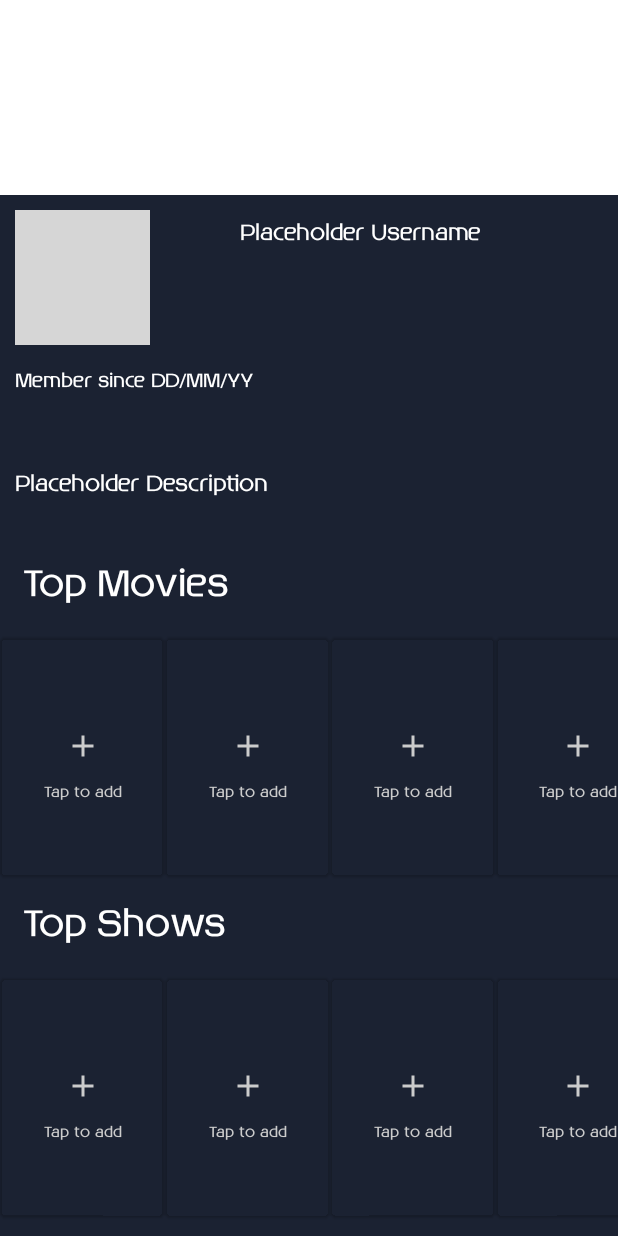
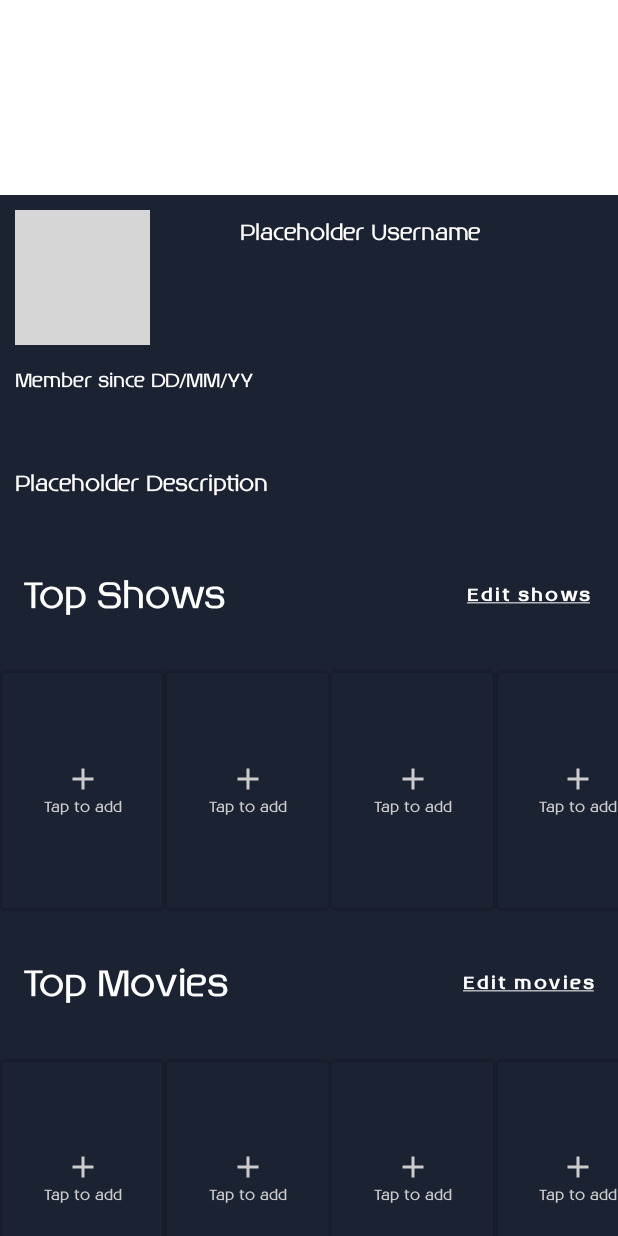
Before and after one commit to P3dro5/anitron, an Android app built with Jetpack Compose: the @Preview function ProfileScreen, on a phone screen of 412 x 824 dp. Run offline under Robolectric (Android 15) with nearby library versions, the phone set to English and light mode, and no system bars; pictures from the network do not load; grey boxes are pictures that could not be loaded.

Commit message:
Edit movies and tv shows design for profile screen.

```diff
--- a/app/src/main/java/com/example/anitron/ui/component/bottomNavigation/ProfileScreen.kt
+++ b/app/src/main/java/com/example/anitron/ui/component/bottomNavigation/ProfileScreen.kt
@@ -1,16 +1,11 @@
 package com.example.anitron.ui.component.bottomNavigation
 
-import androidx.compose.foundation.background
+import androidx.compose.foundation.*
 import androidx.compose.foundation.layout.*
 import androidx.compose.foundation.lazy.LazyRow
 import androidx.compose.foundation.lazy.items
-import androidx.compose.foundation.rememberScrollState
 import androidx.compose.foundation.shape.CircleShape
-import androidx.compose.foundation.verticalScroll
-import androidx.compose.material.Card
-import androidx.compose.material.Icon
-import androidx.compose.material.IconButton
-import androidx.compose.material.Text
+import androidx.compose.material.*
 import androidx.compose.material.icons.Icons
 import androidx.compose.material.icons.filled.Add
 import androidx.compose.runtime.Composable
@@ -21,6 +16,7 @@ import androidx.compose.ui.graphics.Color
 import androidx.compose.ui.layout.ContentScale
 import androidx.compose.ui.res.colorResource
 import androidx.compose.ui.text.font.FontWeight
+import androidx.compose.ui.text.style.TextDecoration
 import androidx.compose.ui.tooling.preview.Preview
 import androidx.compose.ui.unit.dp
 import androidx.compose.ui.unit.sp
@@ -95,15 +91,35 @@ fun ProfileScreen() {
                     color = Color.White,
                 )
 
+                Row(
+                    modifier = Modifier.padding(start = 15.dp, bottom = 10.dp,),
+                    horizontalArrangement = Arrangement.SpaceBetween,
+                    verticalAlignment = Alignment.CenterVertically
+                ){
                     Text(
                         modifier = Modifier
-                        .padding(start = 15.dp, bottom = 4.dp),
-                    text = "Top Movies",
+                            .weight(0.7f),
+                        text = "Top Shows",
                         fontFamily = fonts,
                         fontWeight = FontWeight.Normal,
                         fontSize = 25.sp,
                         color = Color.White,
                     )
+                    TextButton(
+                        modifier = Modifier
+                            .weight(0.3f),
+                        onClick = { },
+                    ) {
+                        Text(
+                            text = "Edit shows",
+                            fontFamily = fonts,
+                            fontWeight = FontWeight.SemiBold,
+                            textDecoration = TextDecoration.Underline,
+                            fontSize = 12.sp,
+                            color = Color.White,
+                        )
+                    }
+                }
                 LazyRow(
                     content = {
                         items(listOf("a", "b", "c", "d", "e")) {
@@ -111,15 +127,35 @@ fun ProfileScreen() {
                         }
                     })
 
+                Row(
+                    modifier = Modifier.padding(start = 15.dp, top = 10.dp, bottom = 10.dp,),
+                    horizontalArrangement = Arrangement.SpaceBetween,
+                    verticalAlignment = Alignment.CenterVertically
+                ){
                     Text(
                         modifier = Modifier
-                        .padding(start = 15.dp, bottom = 4.dp),
-                    text = "Top Shows",
+                            .weight(0.7f),
+                        text = "Top Movies",
                         fontFamily = fonts,
                         fontWeight = FontWeight.Normal,
                         fontSize = 25.sp,
                         color = Color.White,
                     )
+                    TextButton(
+                        modifier = Modifier
+                            .weight(0.3f),
+                        onClick = { },
+                    ) {
+                        Text(
+                            text = "Edit movies",
+                            fontFamily = fonts,
+                            fontWeight = FontWeight.SemiBold,
+                            textDecoration = TextDecoration.Underline,
+                            fontSize = 12.sp,
+                            color = Color.White,
+                        )
+                    }
+                }
                 LazyRow(
                     content = {
                         items(listOf("a", "b", "c", "d", "e")) {
@@ -136,7 +172,8 @@ fun MediaProfileItem(image: String = "") {
     Card(
         Modifier
             .width(110.dp)
-            .height(160.dp),
+            .height(160.dp)
+            .clickable {},
         elevation = 1.dp,
         backgroundColor = Color.Transparent,
     ) {
@@ -147,11 +184,8 @@ fun MediaProfileItem(image: String = "") {
         ) {
             if (image == "") {
 
-                IconButton(
-                    onClick = { }
-                ) {
                 Icon(Icons.Default.Add, contentDescription = "", tint = Color.LightGray)
-                }
+
                 Text(
                     "Tap to add",
                     fontFamily = fonts,
```
Lines whose indentation alone changed are shown as unchanged.
